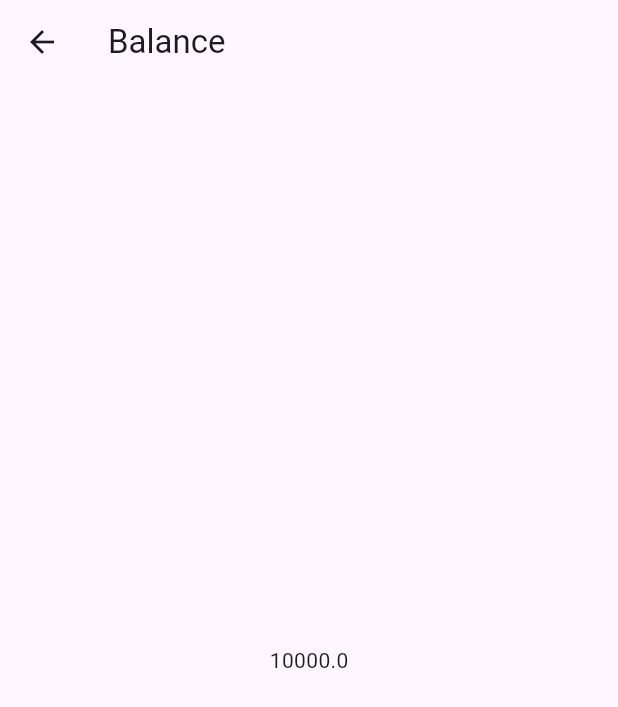
After one commit to MuhammadAliKust/AmirProject, a Flutter app: the screen it shows after launch, after a tap on "Go to Second Screen", on a phone screen of 412 x 824 dp. The commit adds this screen. Shown: the top 707 px of the screen. Run offline on Flutter 3.47's test engine with Material 3 defaults, Android fonts, the phone set to English and light mode, and no system bars; our stand-ins replace image_picker, smooth_page_indicator, string_validator.

Commit message:
Balance Provider

```diff
--- /dev/null
+++ b/lib/balance.dart
@@ -0,0 +1,19 @@
+import 'package:flutter/material.dart';
+import 'package:ibad_project/provider/balance.dart';
+import 'package:provider/provider.dart';
+
+class BalanceView extends StatelessWidget {
+  const BalanceView({super.key});
+
+  @override
+  Widget build(BuildContext context) {
+
+    var balanceProvider = Provider.of<BalanceProvider>(context);
+    return Scaffold(
+      appBar: AppBar(
+        title: Text("Balance"),
+      ),
+      body: Center(child: Text(balanceProvider.getBalance().toString()),),
+    );
+  }
+}
--- /dev/null
+++ b/lib/dashboard.dart
@@ -0,0 +1,32 @@
+import 'package:flutter/material.dart';
+import 'package:ibad_project/balance.dart';
+import 'package:ibad_project/provider/balance.dart';
+import 'package:ibad_project/second_screen.dart';
+import 'package:provider/provider.dart';
+
+class DashboardView extends StatelessWidget {
+  const DashboardView({super.key});
+
+  @override
+  Widget build(BuildContext context) {
+    var balanceProvider = Provider.of<BalanceProvider>(context);
+    return Scaffold(
+      appBar: AppBar(title: Text("Dashboard Screen")),
+      body: Center(
+        child: ElevatedButton(
+          onPressed: () {
+            balanceProvider.setBalance(10000);
+            Navigator.push(
+              context,
+              MaterialPageRoute(
+                builder: (context) =>
+                   BalanceView()
+              ),
+            );
+          },
+          child: Text("Go to Second Screen"),
+        ),
+      ),
+    );
+  }
+}
--- a/lib/main.dart
+++ b/lib/main.dart
@@ -1,8 +1,11 @@
 import 'package:flutter/material.dart';
 import 'package:ibad_project/asset_image.dart';
+import 'package:ibad_project/dashboard.dart';
+import 'package:ibad_project/first_screen.dart';
 import 'package:ibad_project/grid_view.dart';
 import 'package:ibad_project/multi_list_view.dart';
 import 'package:ibad_project/networ_image.dart';
+import 'package:ibad_project/provider/balance.dart';
 import 'package:ibad_project/provider/sum.dart';
 import 'package:ibad_project/provider/user.dart';
 import 'package:ibad_project/screen_a.dart';
@@ -20,12 +23,10 @@ import 'onboarding.dart';
 void main() {
   runApp(
     MultiProvider(
-      providers: [
-        ChangeNotifierProvider(create: (context) => UserProvider()),
-        ChangeNotifierProvider(create: (context) => SumProvider()),
-      ],
-      child: MyApp(),
-    ),
+        providers: [
+          ChangeNotifierProvider(create: (context)=>BalanceProvider())
+        ],
+        child: MyApp()),
   );
 }
 
@@ -34,6 +35,6 @@ class MyApp extends StatelessWidget {
 
   @override
   Widget build(BuildContext context) {
-    return MaterialApp(home: CalculatorView());
+    return MaterialApp(home: DashboardView());
   }
 }
--- /dev/null
+++ b/lib/provider/balance.dart
@@ -0,0 +1,12 @@
+import 'package:flutter/cupertino.dart';
+
+class BalanceProvider extends ChangeNotifier {
+  double _balance = 0.0;
+
+  void setBalance(double val) {
+    _balance = val;
+    notifyListeners();
+  }
+
+  double getBalance() => _balance;
+}
```
Also changed, not shown: lib/first_screen.dart (added, +27 -0 lines), lib/second_screen.dart (added, +32 -0 lines).
